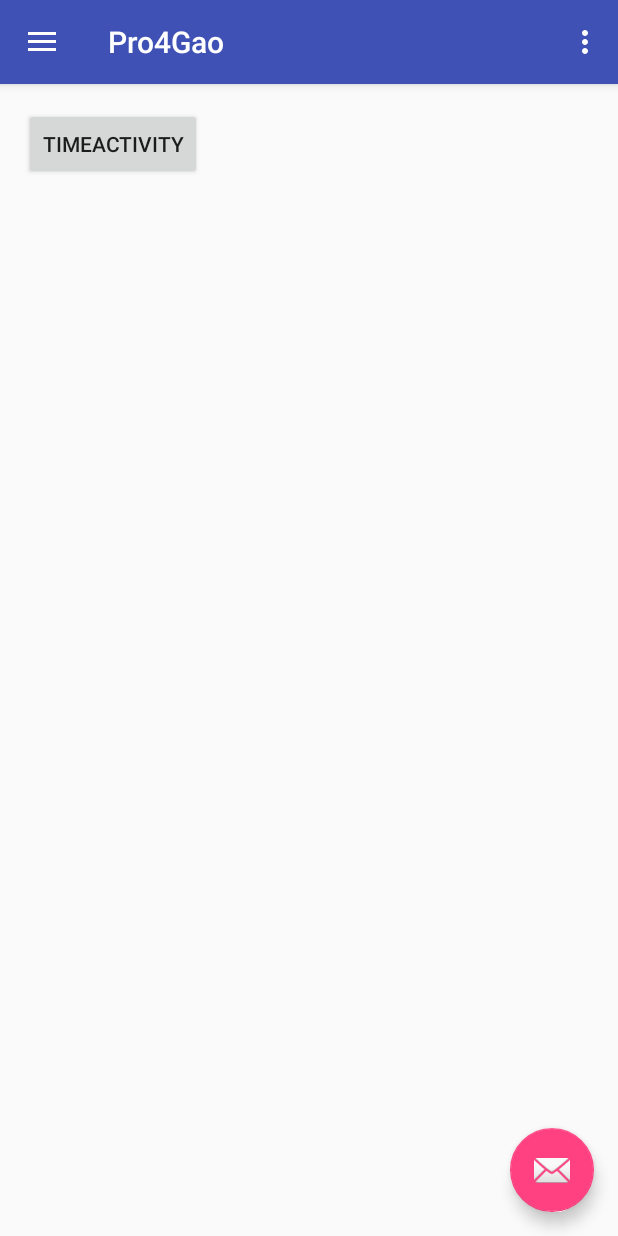
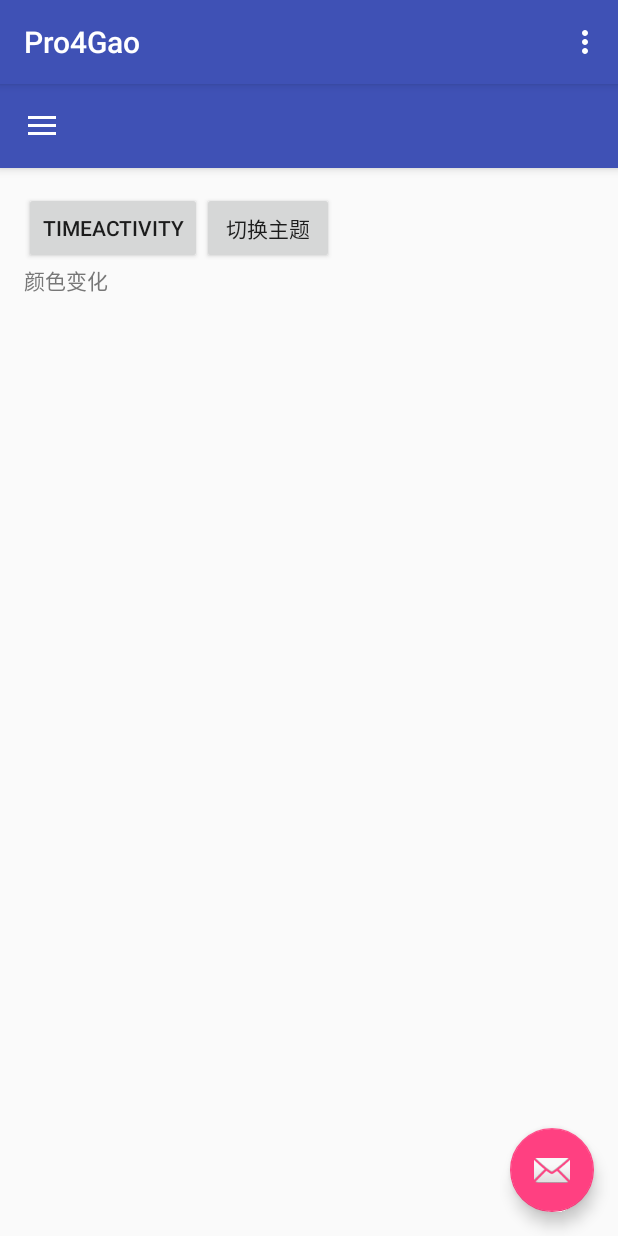
Before and after one commit to gaoyiming/Pro4Gao, an Android app: the screen it shows after launch (MainActivity), in the side drawer, after a tap on "Gallery", on a phone screen of 412 x 824 dp. Run offline under Robolectric (Android 15) with nearby library versions, the phone set to English and light mode, and no system bars; libraries missing offline, so code that uses them is left out: rx.android.schedulers, rx.schedulers.

Commit message:
切换主题

```diff
--- a/app/build.gradle
+++ b/app/build.gradle
@@ -22,8 +22,8 @@ android {
         }
     }
     compileOptions {
-        sourceCompatibility 1.8
-        targetCompatibility 1.8
+        sourceCompatibility JavaVersion.VERSION_1_7
+        targetCompatibility JavaVersion.VERSION_1_7
     }
 }
 
@@ -34,7 +34,6 @@ dependencies {
     compile 'com.android.support:design:23.1.0'
     compile 'io.reactivex:rxjava:1.1.0'
     compile 'io.reactivex:rxandroid:1.0.1'
-    compile 'com.macasaet.lambda:fluent-lambda:0.1.0'
     compile 'com.squareup.retrofit:retrofit:2.0.0-beta2'
     compile 'com.squareup.retrofit:converter-gson:2.0.0-beta2'
     compile 'com.squareup.retrofit:converter-jackson:2.0.0-beta2'
--- a/app/src/main/java/com/pro4gao/MainActivity.java
+++ b/app/src/main/java/com/pro4gao/MainActivity.java
@@ -10,6 +10,7 @@ import android.util.Log;
 import android.view.Menu;
 import android.view.MenuItem;
 import android.view.View;
+import android.widget.Button;
 
 import com.pro4gao.api.APIUtil;
 import com.pro4gao.api.BaseBean;
@@ -86,8 +87,18 @@ public class MainActivity extends BaseActivity
     public void initWidget() {
         setContentView(R.layout.activity_main);
         Toolbar toolbar = (Toolbar) findViewById(R.id.toolbar);
-        setSupportActionBar(toolbar);
+//        setSupportActionBar(toolbar);
+        Button themeactivity = (Button) findViewById(R.id.themeactivity);
+        themeactivity.setOnClickListener(new View.OnClickListener() {
+            @Override
+            public void onClick(View v) {
 
+                    //  ChangeToDay();
+                    ChangeToNight();
+                    recreateOnResume();
+
+            }
+        });
         FloatingActionButton fab = (FloatingActionButton) findViewById(R.id.fab);
         fab.setOnClickListener(new View.OnClickListener() {
 
@@ -181,7 +192,15 @@ public class MainActivity extends BaseActivity
     public void initData() {
 
     }
-
+    public void changeViewMode() {
+//        boolean isNight = getApplication().isNightMode();
+//        if (isNight)
+//            ChangeToDay();
+//        else
+//            ChangeToNight();
+//
+//        recreate();
+    }
     @Override
     public void widgetClick() {
 
--- a/app/src/main/java/com/pro4gao/base/BaseActivity.java
+++ b/app/src/main/java/com/pro4gao/base/BaseActivity.java
@@ -1,12 +1,18 @@
 package com.pro4gao.base;
 
+import android.content.Context;
 import android.content.Intent;
 import android.content.pm.ActivityInfo;
+import android.graphics.PixelFormat;
 import android.os.Bundle;
+import android.os.Handler;
 import android.support.v7.app.AppCompatActivity;
 import android.view.View;
-import android.view.Window;
+import android.view.ViewGroup;
+import android.view.WindowManager;
+import android.view.WindowManager.LayoutParams;
 
+import com.pro4gao.R;
 import com.pro4gao.manager.AppManager;
 
 /**
@@ -17,9 +23,13 @@ public abstract class BaseActivity extends AppCompatActivity implements View.OnC
 
     // 是否允许全屏
     private boolean mAllowFullScreen = false;
-
     public abstract void initWidget();
     public abstract void initData();
+    private BaseApplication mBaseApp = null;
+    private WindowManager mWindowManager = null;
+    private View mNightView = null;
+    private ViewGroup.LayoutParams mNightViewParam;
+    private boolean mIsAddedView;
 
     public abstract void widgetClick();
 
@@ -34,11 +44,28 @@ public abstract class BaseActivity extends AppCompatActivity implements View.OnC
 
     @Override
     public void onCreate(Bundle savedInstanceState) {
+
+        mBaseApp = (BaseApplication) getApplication();
+
+        if (mBaseApp.isNightMode())
+            setTheme(R.style.AppTheme_night);
+        else
+            setTheme(R.style.AppTheme_day);
+
         super.onCreate(savedInstanceState);
+
+        mIsAddedView = false;
+
+        if (mBaseApp.isNightMode()) {
+            initNightView();
+            mNightView.setBackgroundResource(R.color.night_mask);
+        }
+
+
         // 竖屏锁定
         setRequestedOrientation(ActivityInfo.SCREEN_ORIENTATION_PORTRAIT);
         if (mAllowFullScreen) {
-            requestWindowFeature(Window.FEATURE_NO_TITLE); // 取消标题
+            //requestWindowFeature(Window.FEATURE_NO_TITLE); // 取消标题
         }
         AppManager.getAppManager().addActivity(this);
         initWidget();
@@ -50,5 +77,44 @@ public abstract class BaseActivity extends AppCompatActivity implements View.OnC
         Intent intent = new Intent(this, clazz);
         startActivity(intent);
     }
+    private void initNightView() {
+        if (mIsAddedView == true)
+            return;
+        mNightViewParam = new LayoutParams(
+                LayoutParams.TYPE_APPLICATION,
+                LayoutParams.FLAG_NOT_TOUCHABLE | LayoutParams.FLAG_NOT_FOCUSABLE,
+                PixelFormat.TRANSPARENT);
 
+        mWindowManager = (WindowManager) getSystemService(Context.WINDOW_SERVICE);
+        mNightView = new View(this);
+        mWindowManager.addView(mNightView, mNightViewParam);
+        mIsAddedView = true;
+    }
+    public void recreateOnResume() {
+        new Handler().postDelayed(new Runnable() {
+            public void run() {
+                recreate();
+            }
+        }, 100);
+    }
+    public void ChangeToDay() {
+        mBaseApp.setIsNightMode(false);
+       // mNightView.setBackgroundResource(android.R.color.transparent);
+    }
+
+    public void ChangeToNight() {
+        mBaseApp.setIsNightMode(true);
+        initNightView();
+        mNightView.setBackgroundResource(R.color.night_mask);
+    }
+    @Override
+    protected void onDestroy() {
+        if (mIsAddedView) {
+            mBaseApp = null;
+            mWindowManager.removeViewImmediate(mNightView);
+            mWindowManager = null;
+            mNightView = null;
+        }
+        super.onDestroy();
+    }
 }
--- a/app/src/main/java/com/pro4gao/base/BaseApplication.java
+++ b/app/src/main/java/com/pro4gao/base/BaseApplication.java
@@ -12,11 +12,14 @@ public class BaseApplication extends Application {
 	private static int mainThreadId;
 	private static Looper mainThreadLooper;
 	private static Thread mainThread;
+	private static BaseApplication mBaseApp;
+	private boolean isNightMode;
 
 	@Override
 	public void onCreate() {
 		super.onCreate();
 		this.context = getApplicationContext();
+
 		handler = new Handler();
 		this.mainThreadId = android.os.Process.myTid();
 		this.mainThreadLooper = getMainLooper();
@@ -44,5 +47,11 @@ public class BaseApplication extends Application {
 	}
 
 
+	public boolean isNightMode() {
+		return false;
+	}
 
+	public void setIsNightMode(boolean isNightMode) {
+		this.isNightMode = isNightMode;
+	}
 }
--- a/app/src/main/res/layout/content_main.xml
+++ b/app/src/main/res/layout/content_main.xml
@@ -11,11 +11,19 @@
     app:layout_behavior="@string/appbar_scrolling_view_behavior"
     tools:context="com.pro4gao.MainActivity"
     tools:showIn="@layout/app_bar_main">
+
     <Button
         android:id="@+id/timeactivity"
-    android:text="@string/timeactivity"
         android:layout_width="wrap_content"
-    android:layout_height="wrap_content" />
+        android:layout_height="wrap_content"
+        android:text="@string/timeactivity" />
+
+    <Button
+        android:layout_toRightOf="@id/timeactivity"
+        android:id="@+id/themeactivity"
+        android:layout_width="wrap_content"
+        android:layout_height="wrap_content"
+        android:text="@string/themeactivity" />
     <!--<ImageView-->
     <!--android:background="#666666"-->
     <!--android:id="@+id/iv_buttom_subject"-->
@@ -40,5 +48,10 @@
     <!--android:textSize="18sp"-->
     <!--android:textStyle="bold" />-->
 
-
+<TextView
+    android:textColor="?textColor"
+    android:text="@string/colorchange"
+    android:layout_below="@id/themeactivity"
+    android:layout_width="wrap_content"
+    android:layout_height="wrap_content" />
 </RelativeLayout>
--- a/app/src/main/res/values/colors.xml
+++ b/app/src/main/res/values/colors.xml
@@ -3,4 +3,18 @@
     <color name="colorPrimary">#3F51B5</color>
     <color name="colorPrimaryDark">#303F9F</color>
     <color name="colorAccent">#FF4081</color>
+
+    <color name="white">#fafafa</color>
+    <color name="white_dark">#f3f3f3</color>
+
+    <color name="gray_light">#cccccc</color>
+    <color name="gray">#777</color>
+    <color name="gray_dark">#383838</color>
+
+    <color name="green_light">#8e9ea4</color>
+    <color name="green">#34515c</color>
+    <color name="green_dark">#1e3e4a</color>
+
+    <color name="night_mask">#90000000</color>
+
 </resources>
--- a/app/src/main/res/values/strings.xml
+++ b/app/src/main/res/values/strings.xml
@@ -98,4 +98,6 @@
     <string name="time">时间</string>
     <string name="data">日期</string>
     <string name="timeactivity">timeactivity</string>
+    <string name="themeactivity">切换主题</string>
+    <string name="colorchange">颜色变化</string>
 </resources>
--- a/app/src/main/res/values/styles.xml
+++ b/app/src/main/res/values/styles.xml
@@ -7,6 +7,24 @@
         <item name="colorPrimaryDark">@color/colorPrimaryDark</item>
         <item name="colorAccent">@color/colorAccent</item>
     </style>
+
+    <!-- 日间模式 -->
+    <style name="AppTheme.day" parent="AppTheme">
+        <item name="containerBackground">@color/white_dark</item>
+        <item name="titleColor">@color/gray_dark</item>
+        <item name="textColor">@color/gray</item>
+    </style>
+        <!--<item name="selectorBtn">@drawable/navigator_list_item_day</item>-->
+        <!--<item name="selectorListItem">@drawable/list_item_day</item>-->
+
+    <!-- 夜间模式 -->
+    <style name="AppTheme.night" parent="AppTheme">
+        <item name="containerBackground">@color/green_dark</item>
+        <item name="titleColor">@color/white_dark</item>
+        <item name="textColor">@color/green_light</item>
+    </style>
+        <!--<item name="selectorBtn">@drawable/navigator_list_item_night</item>-->
+        <!--<item name="selectorListItem">@drawable/list_item_night</item>-->
 
     <style name="AppTheme.NoActionBar">
         <item name="windowActionBar">false</item>
--- a/build.gradle
+++ b/build.gradle
@@ -6,7 +6,7 @@ buildscript {
     }
     dependencies {
         classpath 'com.android.tools.build:gradle:2.0.0-beta5'
-
+        classpath 'me.tatarka:gradle-retrolambda:3.2.5'
         // NOTE: Do not place your application dependencies here; they belong
         // in the individual module build.gradle files
     }
```
Also changed, not shown: app/src/main/java/com/pro4gao/activity/SearchActivity.java (+12 -14 lines), app/src/main/java/com/pro4gao/api/APIUtil.java (+9 -5 lines), app/src/main/java/com/pro4gao/utils/netutil/RetryWhenProcess.java (+15 -11 lines), app/src/main/res/values/attrs.xml (added, +9 -0 lines). Lines whose indentation alone changed are shown as unchanged.
